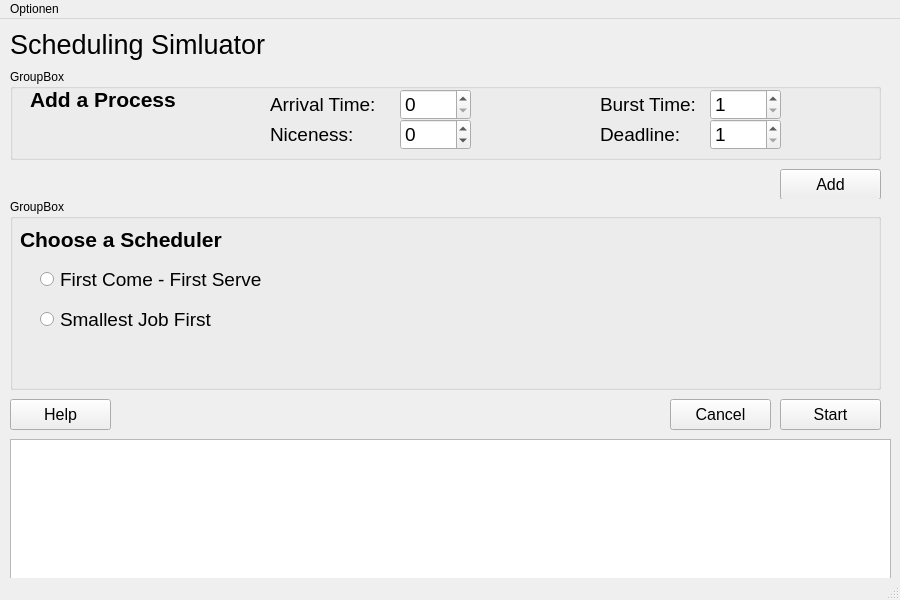
Before: the Qt Designer form scheduler_sim_gui.ui in TypMitSchnurrbart/SchedulerSim, drawn with Qt 5.
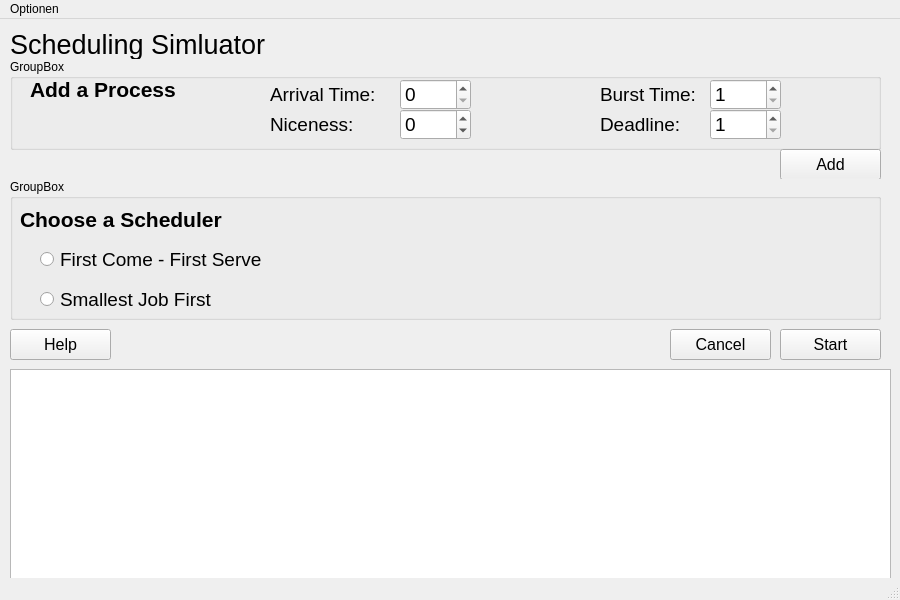
After: the same form once the commit is applied.

```diff
--- a/scheduler_sim_gui.ui
+++ b/scheduler_sim_gui.ui
@@ -81,7 +81,7 @@
     <property name="geometry">
      <rect>
       <x>780</x>
-      <y>380</y>
+      <y>310</y>
       <width>101</width>
       <height>31</height>
      </rect>
@@ -102,9 +102,9 @@
     <property name="geometry">
      <rect>
       <x>10</x>
-      <y>420</y>
+      <y>350</y>
       <width>881</width>
-      <height>141</height>
+      <height>211</height>
      </rect>
     </property>
    </widget>
@@ -112,7 +112,7 @@
     <property name="geometry">
      <rect>
       <x>670</x>
-      <y>380</y>
+      <y>310</y>
       <width>101</width>
       <height>31</height>
      </rect>
@@ -133,7 +133,7 @@
     <property name="geometry">
      <rect>
       <x>10</x>
-      <y>380</y>
+      <y>310</y>
       <width>101</width>
       <height>31</height>
      </rect>
@@ -154,7 +154,7 @@
     <property name="geometry">
      <rect>
       <x>10</x>
-      <y>50</y>
+      <y>40</y>
       <width>871</width>
       <height>91</height>
      </rect>
@@ -346,7 +346,7 @@
     <property name="geometry">
      <rect>
       <x>780</x>
-      <y>150</y>
+      <y>130</y>
       <width>101</width>
       <height>31</height>
      </rect>
@@ -367,9 +367,9 @@
     <property name="geometry">
      <rect>
       <x>10</x>
-      <y>180</y>
+      <y>160</y>
       <width>871</width>
-      <height>191</height>
+      <height>141</height>
      </rect>
     </property>
     <property name="autoFillBackground">
```
Left out of the diff: 10 changed lines with no effect on the pictures.
